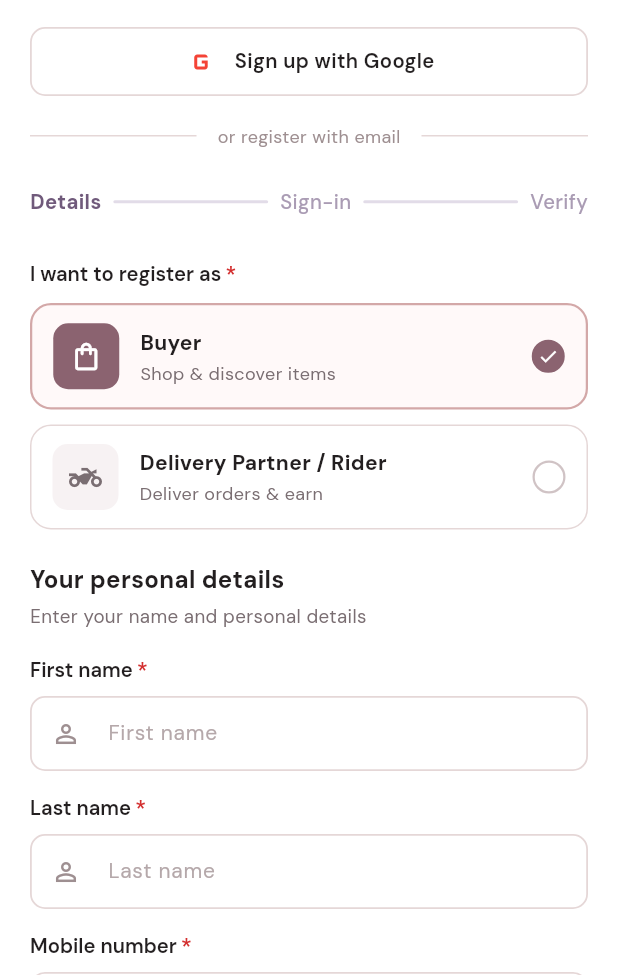
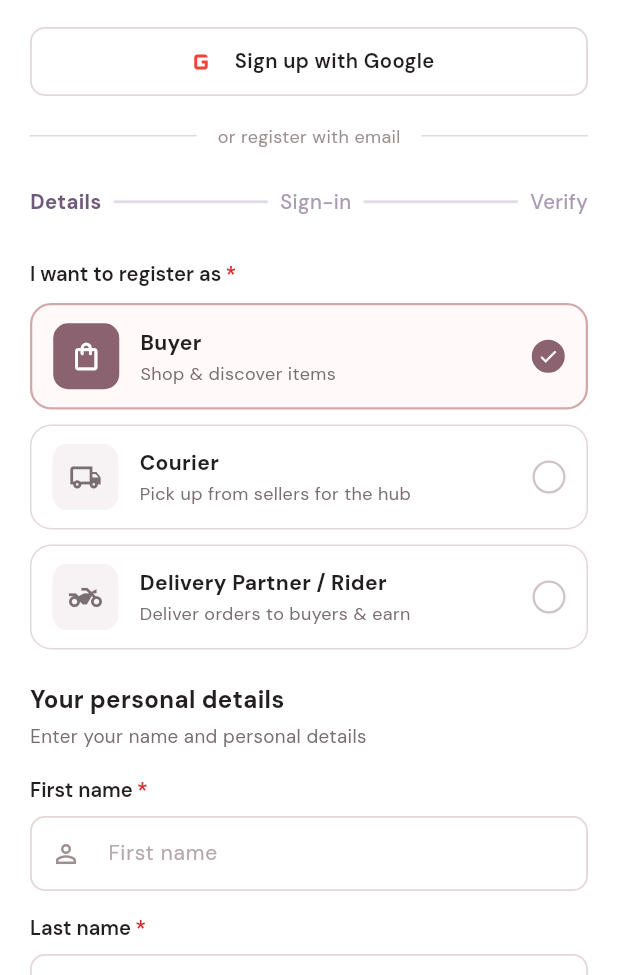
Before and after one commit to jessicabajamundi/cartzy, a Flutter app: the BuyerRegistration screen opened directly with empty values, on a phone screen of 412 x 824 dp, the part 261-1236 px from its top. Run offline on Flutter 3.47's test engine with Material 3 defaults, Android fonts, the phone set to English and light mode, and no system bars; our stand-ins replace camera, google_fonts, google_sign_in, image_picker, package_info_plus, shared_preferences; missing offline and left inert: google_mlkit_text_recognition, mobile_scanner; accounts and stored records are empty; network calls fail.

Commit message:
feat(auth): add courier sign-up option to registration role selection

```diff
--- a/lib/auth/buyer_registration.dart
+++ b/lib/auth/buyer_registration.dart
@@ -103,6 +103,7 @@ class BuyerRegistration extends StatefulWidget {
   final ValueChanged<Map<String, dynamic>> onRegistrationSubmitted;
   final VoidCallback onBackToLogin;
   final VoidCallback? onSwitchToRiderRegistration;
+  final VoidCallback? onSwitchToCourierRegistration;
   final void Function(Map<String, dynamic> user, {String? token})? onGoogleSuccess;
 
   const BuyerRegistration({
@@ -110,6 +111,7 @@ class BuyerRegistration extends StatefulWidget {
     required this.onRegistrationSubmitted,
     required this.onBackToLogin,
     this.onSwitchToRiderRegistration,
+    this.onSwitchToCourierRegistration,
     this.onGoogleSuccess,
   });
 
@@ -745,8 +747,11 @@ class _BuyerRegistrationState extends State<BuyerRegistration> {
       crossAxisAlignment: CrossAxisAlignment.start,
       children: [
         RoleSelectionSection(
-          isBuyerSelected: true,
+          selectedRole: 'buyer',
           onSelectBuyer: () {},
+          onSelectCourier: () {
+            widget.onSwitchToCourierRegistration?.call();
+          },
           onSelectRider: () {
             widget.onSwitchToRiderRegistration?.call();
           },
@@ -2457,16 +2462,106 @@ class _CartzyRegisterHeaderState extends State<CartzyRegisterHeader> {
 // ============================================================
 
 class RoleSelectionSection extends StatelessWidget {
-  final bool isBuyerSelected;
+  final bool? isBuyerSelected;
+  final String? selectedRole; // 'buyer', 'courier', 'rider'
   final VoidCallback onSelectBuyer;
+  final VoidCallback? onSelectCourier;
   final VoidCallback onSelectRider;
 
   const RoleSelectionSection({
     super.key,
-    required this.isBuyerSelected,
+    this.isBuyerSelected,
+    this.selectedRole,
     required this.onSelectBuyer,
+    this.onSelectCourier,
     required this.onSelectRider,
   });
+
+  bool get _isBuyer =>
+      selectedRole != null ? selectedRole == 'buyer' : (isBuyerSelected ?? true);
+  bool get _isCourier =>
+      selectedRole != null ? selectedRole == 'courier' : false;
+  bool get _isRider =>
+      selectedRole != null ? selectedRole == 'rider' : !(isBuyerSelected ?? true);
+
+  Widget _buildRoleCard({
+    required bool isSelected,
+    required IconData icon,
+    required String title,
+    required String description,
+    required VoidCallback onTap,
+  }) {
+    return GestureDetector(
+      onTap: onTap,
+      child: Container(
+        padding: const EdgeInsets.symmetric(horizontal: 14, vertical: 12),
+        decoration: BoxDecoration(
+          color: isSelected ? const Color(0xFFFFF9F9) : Colors.white,
+          borderRadius: BorderRadius.circular(14),
+          border: Border.all(
+            color: isSelected ? const Color(0xFFD3A8A8) : const Color(0xFFE5D7D7),
+            width: isSelected ? 1.5 : 1,
+          ),
+        ),
+        child: Row(
+          children: [
+            Container(
+              width: 44,
+              height: 44,
+              decoration: BoxDecoration(
+                color: isSelected ? const Color(0xFF8B6370) : const Color(0xFFF7F2F3),
+                borderRadius: BorderRadius.circular(10),
+              ),
+              child: Icon(
+                icon,
+                color: isSelected ? Colors.white : const Color(0xFF7A6E72),
+                size: 22,
+              ),
+            ),
+            const SizedBox(width: 14),
+            Expanded(
+              child: Column(
+                crossAxisAlignment: CrossAxisAlignment.start,
+                children: [
+                  Text(
+                    title,
+                    style: GoogleFonts.dmSans(
+                      fontSize: 14,
+                      fontWeight: FontWeight.w700,
+                      color: const Color(0xFF231F20),
+                    ),
+                  ),
+                  const SizedBox(height: 2),
+                  Text(
+                    description,
+                    style: GoogleFonts.dmSans(
+                      fontSize: 12,
+                      color: const Color(0xFF7A6E72),
+                    ),
+                  ),
+                ],
+              ),
+            ),
+            Container(
+              width: 22,
+              height: 22,
+              decoration: BoxDecoration(
+                shape: BoxShape.circle,
+                color: isSelected ? const Color(0xFF8B6370) : Colors.transparent,
+                border: Border.all(
+                  color: isSelected ? const Color(0xFF8B6370) : const Color(0xFFD0C3C5),
+                  width: 1.5,
+                ),
+              ),
+              child: isSelected
+                  ? const Icon(Icons.check, size: 14, color: Colors.white)
+                  : null,
+            ),
+          ],
+        ),
+      ),
+    );
+  }
 
   @override
   Widget build(BuildContext context) {
@@ -2491,149 +2586,33 @@ class RoleSelectionSection extends StatelessWidget {
         ),
         const SizedBox(height: 10),
 
-        // Buyer Card
-        GestureDetector(
+        // 1. Buyer
+        _buildRoleCard(
+          isSelected: _isBuyer,
+          icon: Icons.shopping_bag_outlined,
+          title: 'Buyer',
+          description: 'Shop & discover items',
           onTap: onSelectBuyer,
-          child: Container(
-            padding: const EdgeInsets.symmetric(horizontal: 14, vertical: 12),
-            decoration: BoxDecoration(
-              color: isBuyerSelected ? const Color(0xFFFFF9F9) : Colors.white,
-              borderRadius: BorderRadius.circular(14),
-              border: Border.all(
-                color: isBuyerSelected ? const Color(0xFFD3A8A8) : const Color(0xFFE5D7D7),
-                width: isBuyerSelected ? 1.5 : 1,
-              ),
-            ),
-            child: Row(
-              children: [
-                Container(
-                  width: 44,
-                  height: 44,
-                  decoration: BoxDecoration(
-                    color: isBuyerSelected ? const Color(0xFF8B6370) : const Color(0xFFF7F2F3),
-                    borderRadius: BorderRadius.circular(10),
-                  ),
-                  child: Icon(
-                    Icons.shopping_bag_outlined,
-                    color: isBuyerSelected ? Colors.white : const Color(0xFF7A6E72),
-                    size: 22,
-                  ),
-                ),
-                const SizedBox(width: 14),
-                Expanded(
-                  child: Column(
-                    crossAxisAlignment: CrossAxisAlignment.start,
-                    children: [
-                      Text(
-                        'Buyer',
-                        style: GoogleFonts.dmSans(
-                          fontSize: 14,
-                          fontWeight: FontWeight.w700,
-                          color: const Color(0xFF231F20),
-                        ),
-                      ),
-                      const SizedBox(height: 2),
-                      Text(
-                        'Shop & discover items',
-                        style: GoogleFonts.dmSans(
-                          fontSize: 12,
-                          color: const Color(0xFF7A6E72),
-                        ),
-                      ),
-                    ],
-                  ),
-                ),
-                Container(
-                  width: 22,
-                  height: 22,
-                  decoration: BoxDecoration(
-                    shape: BoxShape.circle,
-                    color: isBuyerSelected ? const Color(0xFF8B6370) : Colors.transparent,
-                    border: Border.all(
-                      color: isBuyerSelected ? const Color(0xFF8B6370) : const Color(0xFFD0C3C5),
-                      width: 1.5,
-                    ),
-                  ),
-                  child: isBuyerSelected
-                      ? const Icon(Icons.check, size: 14, color: Colors.white)
-                      : null,
-                ),
-              ],
-            ),
-          ),
         ),
         const SizedBox(height: 10),
 
-        // Rider Card
-        GestureDetector(
+        // 2. Courier (First Mile)
+        _buildRoleCard(
+          isSelected: _isCourier,
+          icon: Icons.local_shipping_outlined,
+          title: 'Courier',
+          description: 'Pick up from sellers for the hub',
+          onTap: onSelectCourier ?? onSelectRider,
+        ),
+        const SizedBox(height: 10),
+
+        // 3. Delivery Partner / Rider (Last Mile)
+        _buildRoleCard(
+          isSelected: _isRider,
+          icon: Icons.two_wheeler_outlined,
+          title: 'Delivery Partner / Rider',
+          description: 'Deliver orders to buyers & earn',
           onTap: onSelectRider,
-          child: Container(
-            padding: const EdgeInsets.symmetric(horizontal: 14, vertical: 12),
-            decoration: BoxDecoration(
-              color: !isBuyerSelected ? const Color(0xFFFFF9F9) : Colors.white,
-              borderRadius: BorderRadius.circular(14),
-              border: Border.all(
-                color: !isBuyerSelected ? const Color(0xFFD3A8A8) : const Color(0xFFE5D7D7),
-                width: !isBuyerSelected ? 1.5 : 1,
-              ),
-            ),
-            child: Row(
-              children: [
-                Container(
-                  width: 44,
-                  height: 44,
-                  decoration: BoxDecoration(
-                    color: !isBuyerSelected ? const Color(0xFF8B6370) : const Color(0xFFF7F2F3),
-                    borderRadius: BorderRadius.circular(10),
-                  ),
-                  child: Icon(
-                    Icons.two_wheeler_outlined,
-                    color: !isBuyerSelected ? Colors.white : const Color(0xFF7A6E72),
-                    size: 22,
-                  ),
-                ),
-                const SizedBox(width: 14),
-                Expanded(
-                  child: Column(
-                    crossAxisAlignment: CrossAxisAlignment.start,
-                    children: [
-                      Text(
-                        'Delivery Partner / Rider',
-                        style: GoogleFonts.dmSans(
-                          fontSize: 14,
-                          fontWeight: FontWeight.w700,
-                          color: const Color(0xFF231F20),
-                        ),
-                      ),
-                      const SizedBox(height: 2),
-                      Text(
-                        'Deliver orders & earn',
-                        style: GoogleFonts.dmSans(
-                          fontSize: 12,
-                          color: const Color(0xFF7A6E72),
-                        ),
-                      ),
-                    ],
-                  ),
-                ),
-                Container(
-                  width: 22,
-                  height: 22,
-                  decoration: BoxDecoration(
-                    shape: BoxShape.circle,
-                    color: !isBuyerSelected ? const Color(0xFF8B6370) : Colors.transparent,
-                    border: Border.all(
-                      color: !isBuyerSelected ? const Color(0xFF8B6370) : const Color(0xFFD0C3C5),
-                      width: 1.5,
-                    ),
-                  ),
-                  child: !isBuyerSelected
-                      ? const Icon(Icons.check, size: 14, color: Colors.white)
-                      : null,
-                ),
-              ],
-            ),
-          ),
         ),
       ],
     );
--- a/lib/main.dart
+++ b/lib/main.dart
@@ -490,6 +490,15 @@ class _CartzyHomeState extends State<CartzyHome> {
             goTo('login');
           },
           onSwitchToRiderRegistration: () {
+            setState(() {
+              pendingAccountType = AccountType.rider;
+            });
+            goTo('riderRegistration');
+          },
+          onSwitchToCourierRegistration: () {
+            setState(() {
+              pendingAccountType = AccountType.courier;
+            });
             goTo('riderRegistration');
           },
           onGoogleSuccess: (user, {token}) {
@@ -521,6 +530,9 @@ class _CartzyHomeState extends State<CartzyHome> {
             goTo('login');
           },
           onSwitchToBuyerRegistration: () {
+            setState(() {
+              pendingAccountType = AccountType.buyer;
+            });
             goTo('buyerRegistration');
           },
         );
--- a/lib/rider/rider_registration.dart
+++ b/lib/rider/rider_registration.dart
@@ -1130,9 +1130,24 @@ class _RiderRegistrationState extends State<RiderRegistration> {
       crossAxisAlignment: CrossAxisAlignment.start,
       children: [
         RoleSelectionSection(
-          isBuyerSelected: false,
+          selectedRole: _courierType == 'first_mile' ? 'courier' : 'rider',
           onSelectBuyer: () => widget.onSwitchToBuyerRegistration?.call(),
-          onSelectRider: () {},
+          onSelectCourier: () {
+            setState(() {
+              _courierType = 'first_mile';
+              if (!_vehicleOptions.contains(_selectedVehicle)) {
+                _selectedVehicle = '';
+              }
+            });
+          },
+          onSelectRider: () {
+            setState(() {
+              _courierType = 'last_mile';
+              if (!_vehicleOptions.contains(_selectedVehicle)) {
+                _selectedVehicle = '';
+              }
+            });
+          },
         ),
         const SizedBox(height: 22),
 
```
